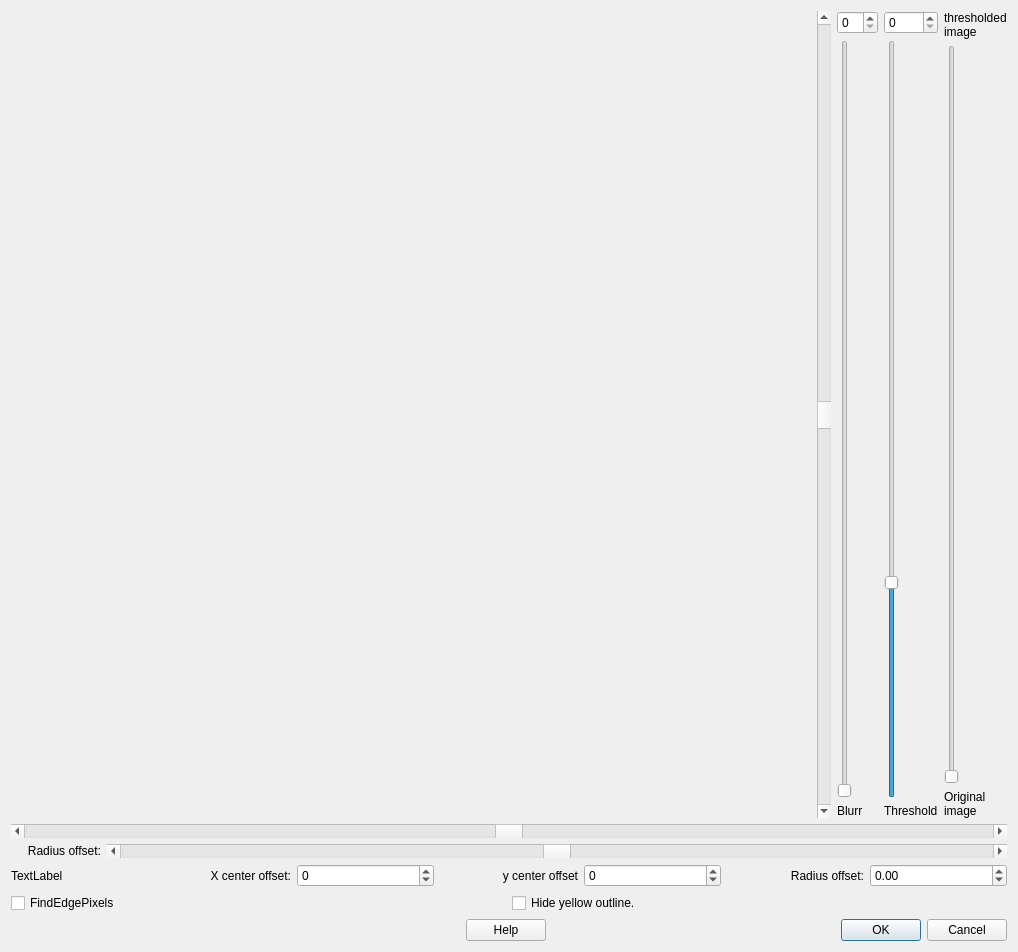
The window that outlinedialog.ui (githubdoe/DFTFringe) describes before a commit, drawn with Qt 5.
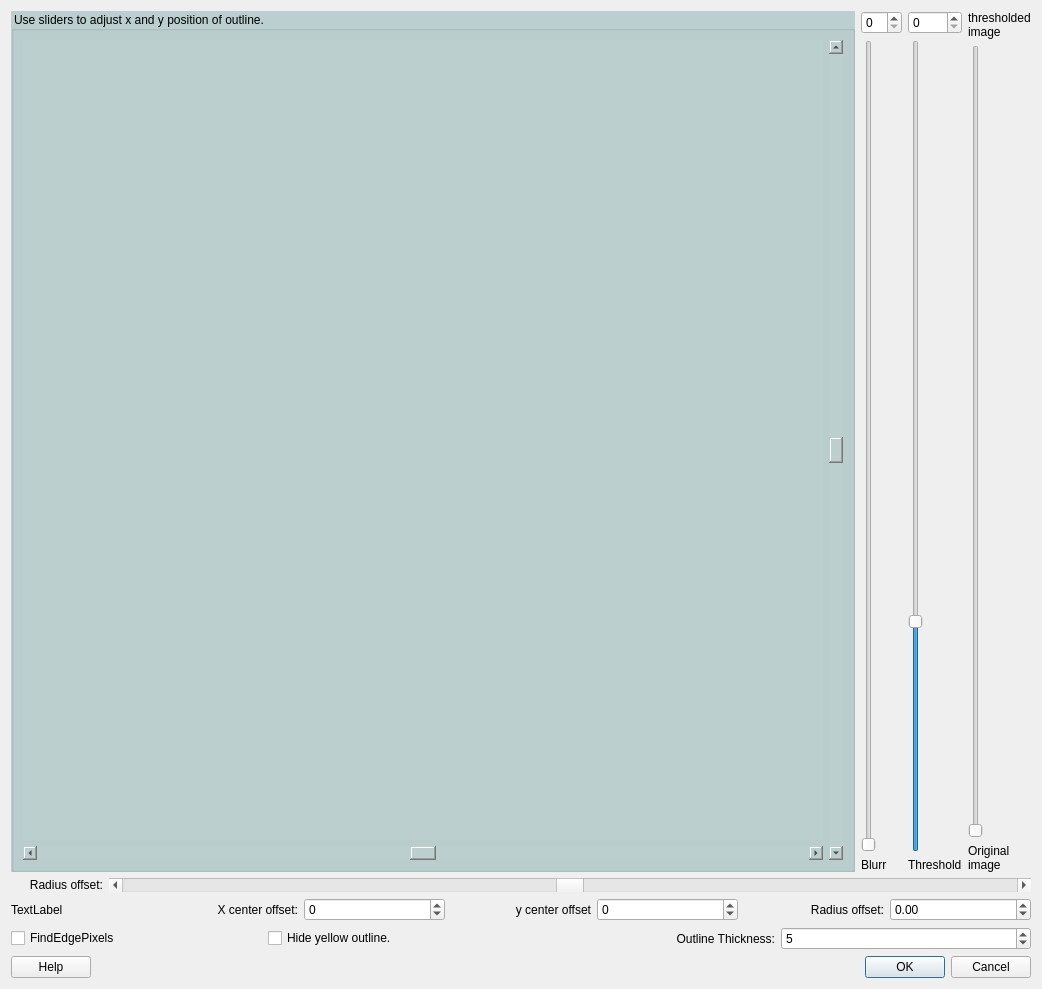
The same window after the commit.

What changed in the file:
```diff
--- a/outlinedialog.ui
+++ b/outlinedialog.ui
@@ -13,10 +13,21 @@
   <property name="windowTitle">
    <string>Outline PSI wavefront</string>
   </property>
+  <layout class="QVBoxLayout" name="verticalLayout_5">
+   <item>
+    <layout class="QHBoxLayout" name="horizontalLayout_2" stretch="0,1,1,1">
+     <item>
+      <widget class="QGroupBox" name="groupBox">
+       <property name="styleSheet">
+        <string notr="true">background-color: rgb(187, 207, 207);</string>
+       </property>
+       <property name="title">
+        <string>Use sliders to adjust x and y position of outline.</string>
+       </property>
+       <layout class="QHBoxLayout" name="horizontalLayout_7">
+        <item>
   <layout class="QVBoxLayout" name="verticalLayout_4">
    <item>
-    <layout class="QHBoxLayout" name="horizontalLayout_2" stretch="10,0,1,1,1">
-     <item>
       <widget class="QLabel" name="display">
        <property name="minimumSize">
         <size>
@@ -36,6 +47,27 @@
       </widget>
      </item>
      <item>
+           <widget class="QScrollBar" name="XoffsetSBar">
+            <property name="focusPolicy">
+             <enum>Qt::StrongFocus</enum>
+            </property>
+            <property name="toolTip">
+             <string>Offset Center of circle  in X direction</string>
+            </property>
+            <property name="minimum">
+             <number>-1000</number>
+            </property>
+            <property name="maximum">
+             <number>1000</number>
+            </property>
+            <property name="orientation">
+             <enum>Qt::Horizontal</enum>
+            </property>
+           </widget>
+          </item>
+         </layout>
+        </item>
+        <item>
       <widget class="QScrollBar" name="YOffsetSBar">
        <property name="focusPolicy">
         <enum>Qt::StrongFocus</enum>
@@ -54,6 +86,9 @@
        </property>
       </widget>
      </item>
+       </layout>
+      </widget>
+     </item>
      <item>
       <layout class="QVBoxLayout" name="verticalLayout_2">
        <item>
@@ -163,25 +198,6 @@
      </item>
     </layout>
    </item>
-   <item>
-    <widget class="QScrollBar" name="XoffsetSBar">
-     <property name="focusPolicy">
-      <enum>Qt::StrongFocus</enum>
-     </property>
-     <property name="toolTip">
-      <string>Offset Center of circle  in X direction</string>
-     </property>
-     <property name="minimum">
-      <number>-1000</number>
-     </property>
-     <property name="maximum">
-      <number>1000</number>
-     </property>
-     <property name="orientation">
-      <enum>Qt::Horizontal</enum>
-     </property>
-    </widget>
-   </item>
    <item>
     <layout class="QHBoxLayout" name="horizontalLayout_5" stretch="1,10">
      <item>
@@ -305,6 +321,26 @@
        </property>
       </widget>
      </item>
+     <item>
+      <widget class="QLabel" name="label">
+       <property name="text">
+        <string>Outline Thickness:</string>
+       </property>
+       <property name="alignment">
+        <set>Qt::AlignRight|Qt::AlignTrailing|Qt::AlignVCenter</set>
+       </property>
+      </widget>
+     </item>
+     <item>
+      <widget class="QSpinBox" name="outlineThickness">
+       <property name="minimum">
+        <number>1</number>
+       </property>
+       <property name="value">
+        <number>5</number>
+       </property>
+      </widget>
+     </item>
     </layout>
    </item>
    <item>
@@ -312,6 +348,13 @@
      <item>
       <layout class="QHBoxLayout" name="horizontalLayout_3"/>
      </item>
+     <item>
+      <widget class="QPushButton" name="pushButton">
+       <property name="text">
+        <string>Help</string>
+       </property>
+      </widget>
+     </item>
      <item>
       <spacer name="horizontalSpacer">
        <property name="orientation">
@@ -325,13 +368,6 @@
        </property>
       </spacer>
      </item>
-     <item>
-      <widget class="QPushButton" name="pushButton">
-       <property name="text">
-        <string>Help</string>
-       </property>
-      </widget>
-     </item>
      <item>
       <widget class="QDialogButtonBox" name="buttonBox">
        <property name="orientation">
```
Lines whose indentation alone changed are shown as unchanged.
